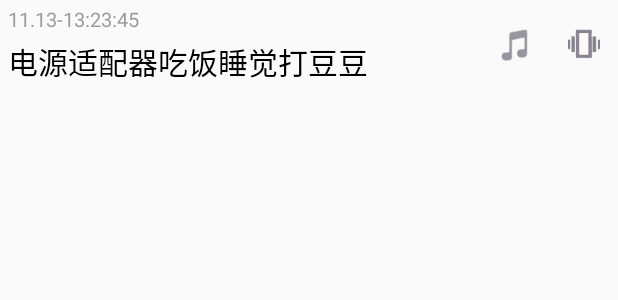
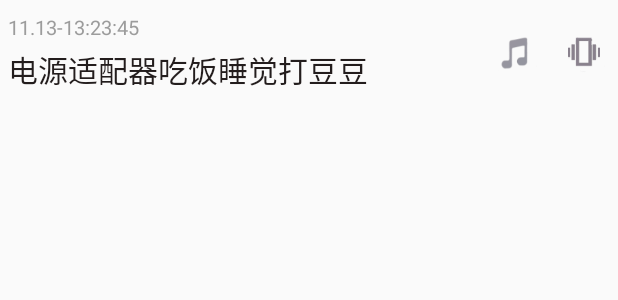
Before and after one commit to git-Lcy/Notice, an Android app: the layout programme_item.xml on its own in the app's theme, with its tools: preview values and no code run, on a phone screen of 412 x 824 dp. Shown: the top 300 px of the screen. Run offline under Robolectric (Android 15) with nearby library versions, the phone set to English and light mode, and no system bars.

Commit message:
初始版

```diff
--- a/app/src/main/java/com/longhuang/programme/MainActivity.java
+++ b/app/src/main/java/com/longhuang/programme/MainActivity.java
@@ -105,7 +105,6 @@ public class MainActivity extends BaseActivity  {
             }
             @Override
             public void onTextChanged(CharSequence s, int start, int before, int count) {
-                L.e(getClass(),"count = "+count);
                 sendMessage.setEnabled(!(s.length()==0));
             }
             @Override
--- a/app/src/main/res/layout/programme_item.xml
+++ b/app/src/main/res/layout/programme_item.xml
@@ -4,35 +4,39 @@
 	android:layout_width="match_parent"
 	android:layout_height="60dp"
 	android:orientation="horizontal"
-	android:background="@drawable/switch_group_view_bg"
 	android:gravity="center_vertical"
+	android:layout_marginTop="5dp"
 	android:id="@+id/programme_item">
+
 	<LinearLayout
 		android:layout_width="0dp"
 		android:layout_height="60dp"
 		android:layout_weight="1"
 		android:orientation="vertical">
+
 		<TextView
+			android:id="@+id/programme_time"
 			android:layout_width="match_parent"
 			android:layout_height="0dp"
 			android:layout_weight="3"
+			android:gravity="bottom"
+			android:paddingLeft="5dp"
 			android:textColor="@color/colorGary"
 			android:textSize="13sp"
-			android:gravity="bottom"
-			android:paddingLeft="5dp"
-			tools:text="11.13-13:23:45"
-			android:id="@+id/programme_time"/>
+			android:singleLine="true"
+			tools:text="11.13-13:23:45"/>
+
 		<TextView
+			android:id="@+id/programme_message"
 			android:layout_width="match_parent"
 			android:layout_height="0dp"
 			android:layout_weight="5"
+			android:gravity="center_vertical"
+			android:paddingLeft="5dp"
 			android:singleLine="true"
 			android:textColor="@color/colorBlack"
 			android:textSize="20sp"
-			android:gravity="center_vertical"
-			android:paddingLeft="5dp"
-			tools:text="电源适配器吃饭睡觉打豆豆"
-			android:id="@+id/programme_message"/>
+			tools:text="电源适配器吃饭睡觉打豆豆" />
 	</LinearLayout>
 	<CheckBox
 		android:layout_width="45dp"
--- a/app/src/main/res/values/colors.xml
+++ b/app/src/main/res/values/colors.xml
@@ -4,5 +4,5 @@
     <color name="colorPrimaryDark">#303F9F</color>
     <color name="colorAccent">#ff4081</color>
     <color name ="colorGary">#9c9c9c</color>
-    <color name ="colorBlack">#000000</color>
+    <color name ="colorBlack">#231d1d</color>
 </resources>
```
Also changed, not shown: app/src/main/java/com/longhuang/programme/ProgrammeAdapter.java (+21 -7 lines), app/src/main/java/com/longhuang/programme/module/Programme.java (+13 -1 lines), app/src/main/java/com/longhuang/programme/utils/ProgrammeComparator.java (added, +22 -0 lines), 1 other file.
